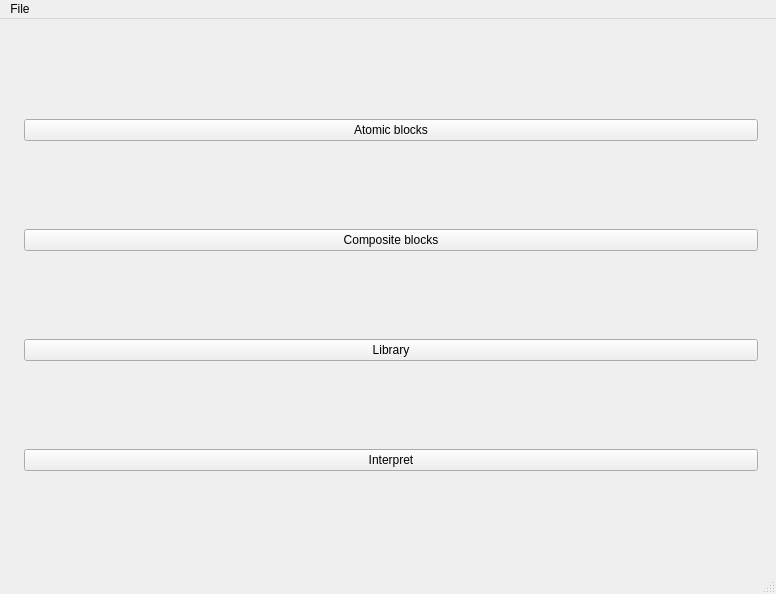
Old version of the form src/mainmenu.ui in the repository ZADNE/icp2021.
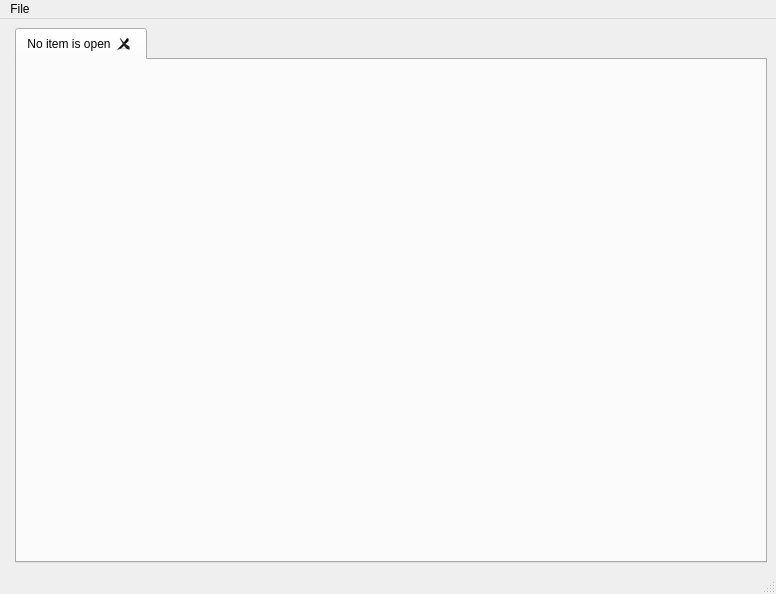
New version of the form. Custom widgets are drawn as their Qt base class.

Commit message: Library explorer

Patch:
```diff
--- a/src/mainmenu.ui
+++ b/src/mainmenu.ui
@@ -19,52 +19,32 @@
      <widget class="LibraryExplorer" name="libraryExplorer" native="true"/>
     </item>
     <item>
-     <widget class="QStackedWidget" name="stackedWidget">
+     <widget class="QTabWidget" name="tabWidget">
+      <property name="sizePolicy">
+       <sizepolicy hsizetype="Expanding" vsizetype="Expanding">
+        <horstretch>0</horstretch>
+        <verstretch>0</verstretch>
+       </sizepolicy>
+      </property>
+      <property name="acceptDrops">
+       <bool>true</bool>
+      </property>
       <property name="currentIndex">
        <number>0</number>
       </property>
-      <widget class="QWidget" name="page">
-       <layout class="QVBoxLayout" name="verticalLayout_2">
-        <item>
-         <widget class="QPushButton" name="pushButton_3">
-          <property name="text">
-           <string>Atomic blocks</string>
-          </property>
-         </widget>
-        </item>
-        <item>
-         <widget class="QPushButton" name="pushButton_4">
-          <property name="text">
-           <string>Composite blocks</string>
-          </property>
-         </widget>
-        </item>
-        <item>
-         <widget class="QPushButton" name="pushButton_2">
-          <property name="text">
-           <string>Library</string>
-          </property>
-         </widget>
-        </item>
-        <item>
-         <widget class="QPushButton" name="pushButton">
-          <property name="text">
-           <string>Interpret</string>
-          </property>
-         </widget>
-        </item>
-       </layout>
-      </widget>
-      <widget class="QWidget" name="page_2">
-       <layout class="QVBoxLayout" name="verticalLayout">
-        <item>
-         <widget class="QPushButton" name="pushButton_5">
-          <property name="text">
-           <string>PushButton</string>
-          </property>
-         </widget>
-        </item>
-       </layout>
+      <property name="tabsClosable">
+       <bool>true</bool>
+      </property>
+      <property name="movable">
+       <bool>true</bool>
+      </property>
+      <widget class="QWidget" name="noItemOpen">
+       <property name="acceptDrops">
+        <bool>true</bool>
+       </property>
+       <attribute name="title">
+        <string>No item is open</string>
+       </attribute>
       </widget>
      </widget>
     </item>
```
Left out of the diff: 12 changed lines with no effect on the pictures. The commit also changes 10 other files.
